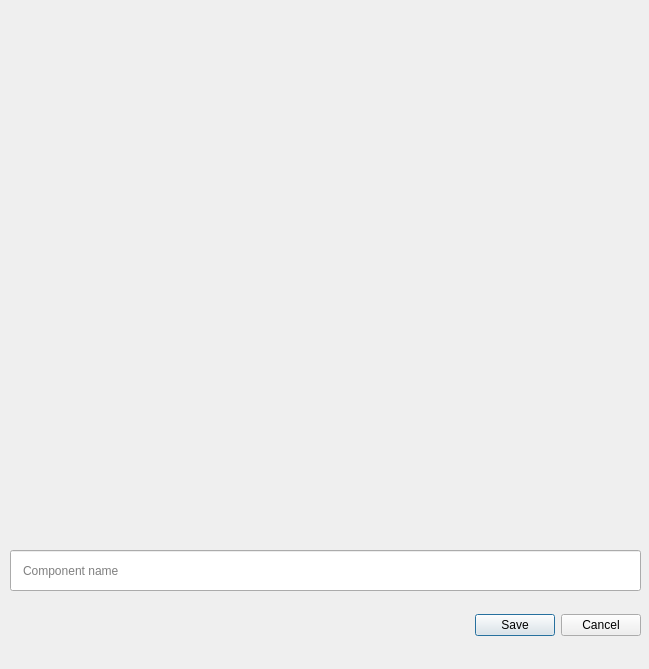
Above: ui/dialog_add_component.ui from ArthurSav/skyfall before the change. Below: the same form after it.
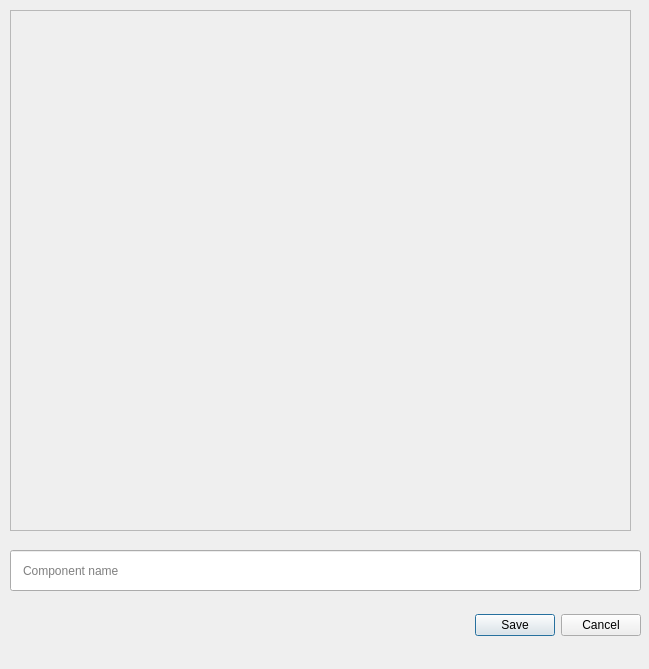
That is the form after the change.

Patch:
```diff
--- a/ui/dialog_add_component.ui
+++ b/ui/dialog_add_component.ui
@@ -29,17 +29,6 @@
     <string>Component name</string>
    </property>
   </widget>
-  <widget class="QWidget" name="gridLayoutWidget">
-   <property name="geometry">
-    <rect>
-     <x>10</x>
-     <y>10</y>
-     <width>631</width>
-     <height>531</height>
-    </rect>
-   </property>
-   <layout class="QGridLayout" name="gridLayout"/>
-  </widget>
   <widget class="QDialogButtonBox" name="buttonBox">
    <property name="geometry">
     <rect>
@@ -56,6 +45,38 @@
     <set>QDialogButtonBox::Cancel|QDialogButtonBox::Save</set>
    </property>
   </widget>
+  <widget class="QScrollArea" name="scrollArea">
+   <property name="geometry">
+    <rect>
+     <x>10</x>
+     <y>10</y>
+     <width>621</width>
+     <height>521</height>
+    </rect>
+   </property>
+   <property name="widgetResizable">
+    <bool>true</bool>
+   </property>
+   <widget class="QWidget" name="scrollAreaWidgetContents">
+    <property name="geometry">
+     <rect>
+      <x>0</x>
+      <y>0</y>
+      <width>619</width>
+      <height>519</height>
+     </rect>
+    </property>
+    <layout class="QGridLayout" name="gridLayout_2">
+     <item row="0" column="0">
+      <layout class="QGridLayout" name="gridLayout">
+       <property name="sizeConstraint">
+        <enum>QLayout::SetDefaultConstraint</enum>
+       </property>
+      </layout>
+     </item>
+    </layout>
+   </widget>
+  </widget>
  </widget>
  <resources/>
  <connections/>
```
Left out of the diff: 2 changed lines with no effect on the pictures.
